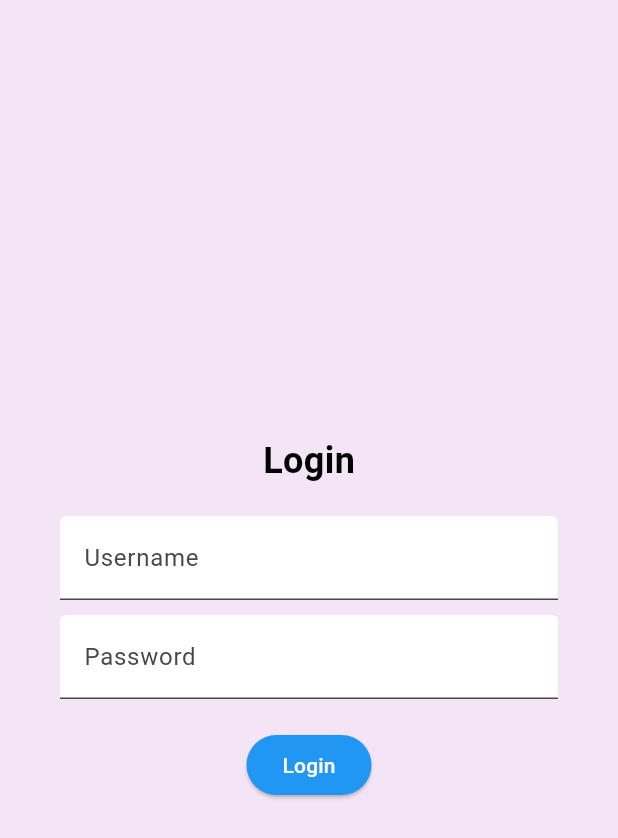
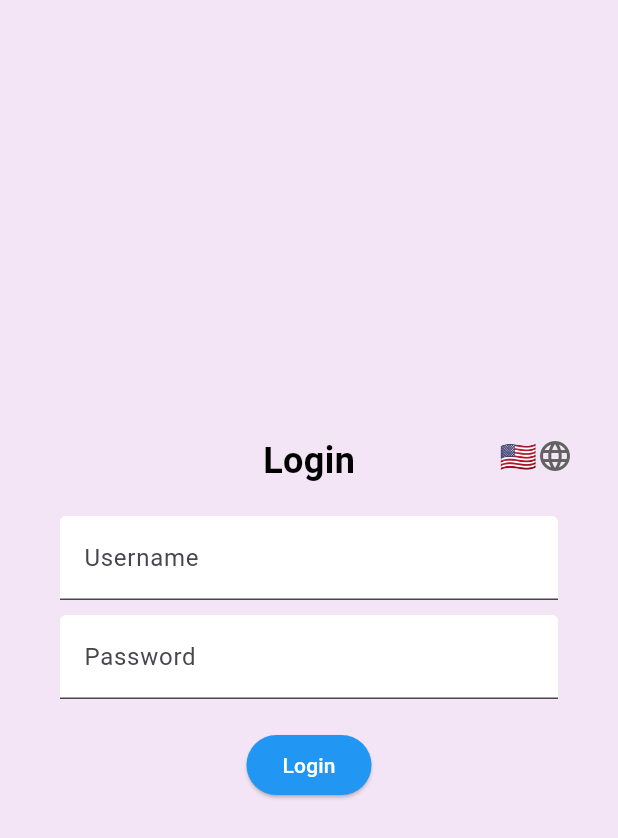
Before and after one commit to tanyashybko/RGB-tape, a Flutter app: the screen it shows after launch, on a phone screen of 412 x 824 dp. Shown: the top 838 px of the screen. Run offline on Flutter 3.47's test engine with Material 3 defaults, Android fonts, the phone set to English and light mode, and no system bars; our stand-ins replace flutter_colorpicker, flutter_secure_storage; generated files the repository leaves out were written again.

Commit message:
added localization

```diff
--- /dev/null
+++ b/l10n.yaml
@@ -0,0 +1,5 @@
+arb-dir: lib/l10n/arb
+template-arb-file: app_en.arb
+output-localization-file: app_localizations.dart
+nullable-getter: false
+use-escaping: true
--- a/lib/api_methods/login_api.dart
+++ b/lib/api_methods/login_api.dart
@@ -1,14 +1,14 @@
-import 'client_api.dart';
-
-class LoginApi {
-  final ClientApi apiClient;
-
-  LoginApi({required this.apiClient});
-
-  Future<void> login(String username, String password) async {
-    await apiClient.post('/login', {
-      'login': username,
-      'password': password,
-    });
-  }
-}
+// import 'client_api.dart';
+//
+// class LoginApi {
+//   final ClientApi apiClient;
+//
+//   LoginApi({required this.apiClient});
+//
+//   Future<void> login(String username, String password) async {
+//     await apiClient.post('/login', {
+//       'login': username,
+//       'password': password,
+//     });
+//   }
+// }
--- /dev/null
+++ b/lib/l10n/l10n.dart
@@ -0,0 +1,20 @@
+import 'package:flutter/material.dart';
+import 'package:flutter_gen/gen_l10n/app_localizations.dart';
+export 'package:flutter_gen/gen_l10n/app_localizations.dart';
+
+extension AppLocalizationsX on BuildContext {
+  AppLocalizations get l10n => AppLocalizations.of(this);
+}
+
+class L10n {
+  static String getFlag(String code) {
+    switch (code) {
+      case 'en':
+        return '🇺🇸';
+      case 'ru':
+        return '🇷🇺';
+      default:
+        return '🏳️';
+    }
+  }
+}
--- /dev/null
+++ b/lib/localization/language_switcher.dart
@@ -0,0 +1,39 @@
+import 'package:flutter/material.dart';
+import 'package:provider/provider.dart';
+import 'package:rgb_tape/localization/locale_provider.dart';
+import '../l10n/l10n.dart';
+
+
+class LanguageSwitcher extends StatelessWidget {
+  const LanguageSwitcher({super.key});
+
+  @override
+  Widget build(BuildContext context) {
+    final provider = Provider.of<LocaleProvider>(context);
+    final locale = provider.locale ?? Localizations.localeOf(context);
+    const items = AppLocalizations.supportedLocales;
+
+    return DropdownButtonHideUnderline(
+      child: DropdownButton<Locale>(
+        value: locale,
+        icon: const Icon(Icons.language),
+        items: items.map((locale) {
+          final flag = L10n.getFlag(locale.languageCode);
+
+          return DropdownMenuItem(
+            value: locale,
+            child: Center(
+              child: Text(
+                flag,
+                style: const TextStyle(fontSize: 20),
+              ),
+            ),
+          );
+        }).toList(),
+        onChanged: (locale) {
+          provider.setLocale(locale!);
+        },
+      ),
+    );
+  }
+}
--- /dev/null
+++ b/lib/localization/locale_provider.dart
@@ -0,0 +1,21 @@
+import 'package:flutter/material.dart';
+
+import '../l10n/l10n.dart';
+
+class LocaleProvider extends ChangeNotifier {
+  Locale? _locale;
+
+  Locale? get locale => _locale;
+
+  void setLocale(Locale locale) {
+    if (!AppLocalizations.supportedLocales.contains(locale)) return;
+
+    _locale = locale;
+    notifyListeners();
+  }
+
+  void clearLocale() {
+    _locale = null;
+    notifyListeners();
+  }
+}
--- a/lib/main.dart
+++ b/lib/main.dart
@@ -1,5 +1,9 @@
 import 'package:flutter/material.dart';
+import 'package:provider/provider.dart';
 import 'package:rgb_tape/screen/home_page_screen.dart';
+
+import 'l10n/l10n.dart';
+import 'localization/locale_provider.dart';
 
 void main() => runApp(const MyApp());
 
@@ -8,8 +12,18 @@ class MyApp extends StatelessWidget {
 
   @override
   Widget build(BuildContext context) {
-    return const MaterialApp(
-      home: HomePageScreen(),
+    return ChangeNotifierProvider(
+      create: (context) => LocaleProvider(),
+      child: Consumer<LocaleProvider>(
+        builder: (context, provider, child) {
+          return MaterialApp(
+            locale: provider.locale,
+            supportedLocales: AppLocalizations.supportedLocales,
+            localizationsDelegates: AppLocalizations.localizationsDelegates,
+            home: const HomePageScreen(),
+          );
+        },
+      ),
     );
   }
 }
--- a/lib/screen/home_page_screen.dart
+++ b/lib/screen/home_page_screen.dart
@@ -1,10 +1,14 @@
+import 'dart:async';
 import 'package:flutter/foundation.dart';
 import 'package:flutter/material.dart';
 import 'package:flutter_colorpicker/flutter_colorpicker.dart';
+import 'package:rgb_tape/l10n/l10n.dart';
+import 'package:rgb_tape/localization/language_switcher.dart';
 import 'package:rgb_tape/service/api_service.dart';
 import 'package:rgb_tape/api_methods/auth_service.dart';
 import '../api_methods/client_api.dart';
 import '../api_methods/imports_api.dart';
+import '../storage/token_storage.dart' show TokenStorage;
 
 class HomePageScreen extends StatefulWidget {
   const HomePageScreen({super.key});
@@ -22,34 +26,37 @@ class _HomePageScreenState extends State<HomePageScreen> {
   bool isLoggedIn = false;
   Color selectedColor = Colors.white;
   int selectedPixel = 0;
-  int selectedEffect = 0; // Эффект по умолчанию "Off"
+  int selectedEffect = 0;
   double brightness = 100;
   final TextEditingController pixelController = TextEditingController();
-  bool isPixelValid = true; // Для отслеживания валидности пикселя
+  bool isPixelValid = true;
 
   @override
   void initState() {
     super.initState();
     clientApi = ClientApi();
     authService = AuthService(apiClient: clientApi);
-    _initializeServices();
+    _initializeServices().then((_) {
+      if (isLoggedIn) {
+        apiService.togglePower(1);
+      }
+    });
   }
 
   Future<void> _initializeServices() async {
-    final token = await authService.getToken();
-
+    final token = await TokenStorage().getToken();
     if (token != null) {
       apiService = ApiService(
         colorApi: ColorApi(apiClient: clientApi),
         brightnessApi: BrightnessApi(apiClient: clientApi),
         effectsApi: EffectsApi(apiClient: clientApi),
-        loginApi: LoginApi(apiClient: clientApi),
+        loginApi: AuthService(apiClient: clientApi),
         toggleApi: ToggleApi(apiClient: clientApi),
         pixelApi: PixelApi(apiClient: clientApi),
       );
     } else {
       if (kDebugMode) {
-        print('Token is missing. Authorize.');
+        print(context.l10n.missing);
       }
     }
   }
@@ -61,12 +68,12 @@ class _HomePageScreenState extends State<HomePageScreen> {
 
     try {
       await apiCall();
-      _showMessage('Operation successful!');
+      _showMessage(context.l10n.operationSuccessful);
     } catch (e) {
       if (kDebugMode) {
-        print('Error: $e');
+        print('${context.l10n.error}: $e');
       }
-      _showMessage('Failed to complete operation.', isError: true);
+      _showMessage(context.l10n.operationFailed, isError: true);
     } finally {
       setState(() {
         isLoading = false;
@@ -90,9 +97,10 @@ class _HomePageScreenState extends State<HomePageScreen> {
         setState(() {
           isLoggedIn = true;
         });
-        _showMessage('Login successful!');
+        _showMessage(context.l10n.loginSuccessful);
+        apiService.togglePower(1);
       } else {
-        _showMessage('Login failed.', isError: true);
+        _showMessage(context.l10n.loginFailed, isError: true);
       }
     });
   }
@@ -103,7 +111,7 @@ class _HomePageScreenState extends State<HomePageScreen> {
       setState(() {
         isLoggedIn = false;
       });
-      _showMessage('Logged out successfully.');
+      _showMessage(context.l10n.logoutSuccessful);
     });
   }
 
@@ -120,8 +128,10 @@ class _HomePageScreenState extends State<HomePageScreen> {
   void _handleColorChange(Color color) {
     setState(() {
       selectedColor = color;
+    });
+
+
     _applyColorChanges();
-    });
   }
 
   void _handleEffectChange(int? value) {
@@ -139,7 +149,7 @@ class _HomePageScreenState extends State<HomePageScreen> {
     int blue = selectedColor.blue;
 
     await apiService.setPixelColor(selectedPixel, red, green, blue);
-    _showMessage('Pixel $selectedPixel color changed to ($red, $green, $blue)');
+    _showMessage('${context.l10n.pixel} $selectedPixel ${context.l10n.pixelChange} ($red, $green, $blue)');
   }
 
   void _validatePixelInput(String value) {
@@ -147,15 +157,15 @@ class _HomePageScreenState extends State<HomePageScreen> {
     if (pixel != null && pixel >= 1 && pixel <= 22) {
       setState(() {
         selectedPixel = pixel;
-        isPixelValid = true; // Ввод валиден
+        isPixelValid = true;
       });
       _changePixelColor();
       pixelController.clear();
     } else {
       setState(() {
-        isPixelValid = false; // Ввод невалиден
+        isPixelValid = false;
       });
-      _showMessage('Please enter a pixel number between 1 and 22.', isError: true);
+      _showMessage(context.l10n.warningPixel, isError: true);
     }
   }
 
@@ -165,8 +175,14 @@ class _HomePageScreenState extends State<HomePageScreen> {
       backgroundColor: Colors.purple[50],
       appBar: isLoggedIn
           ? AppBar(
-        title: const Center(child: Text('Menu')),
+        title: Center(child: Text(context.l10n.appTitle)),
         backgroundColor: Colors.purple,
+        actions: const [
+          Padding(
+            padding: EdgeInsets.only(right: 10),
+            child: LanguageSwitcher(),
+          ),
+        ],
       )
           : null,
       body: Center(
@@ -209,7 +225,7 @@ class _HomePageScreenState extends State<HomePageScreen> {
                           ),
                           const SizedBox(height: 10),
                           Text(
-                            'Selected Color: (${selectedColor.red}, ${selectedColor.green}, ${selectedColor.blue})',
+                            '${context.l10n.selectedColor}: (${selectedColor.red}, ${selectedColor.green}, ${selectedColor.blue})',
                             style: const TextStyle(fontSize: 16, color: Colors.black, fontWeight: FontWeight.bold),
                           ),
                           const SizedBox(height: 10),
@@ -233,7 +249,7 @@ class _HomePageScreenState extends State<HomePageScreen> {
                               controller: pixelController,
                               keyboardType: TextInputType.number,
                               decoration: InputDecoration(
-                                labelText: 'Pixel',
+                                labelText: context.l10n.pixel,
                                 filled: true,
                                 fillColor: Colors.white,
                                 border: OutlineInputBorder(
@@ -252,7 +268,7 @@ class _HomePageScreenState extends State<HomePageScreen> {
                             items: List.generate(10, (index) {
                               return DropdownMenuItem(
                                 value: index,
-                                child: Text(index == 0 ? 'Off' : 'Effect $index', style: const TextStyle(color: Colors.black)),
+                                child: Text(index == 0 ? context.l10n.offEffect : '${context.l10n.effectChange} $index', style: const TextStyle(color: Colors.black)),
                               );
                             }).toList(),
                           ),
@@ -266,7 +282,7 @@ class _HomePageScreenState extends State<HomePageScreen> {
                                   foregroundColor: Colors.white,
                                   backgroundColor: Colors.green,
                                 ),
-                                child: const Text('Toggle On'),
+                                child: Text(context.l10n.toggleOn),
                               ),
                               ElevatedButton(
                                 onPressed: () => apiService.togglePower(0),
@@ -274,7 +290,7 @@ class _HomePageScreenState extends State<HomePageScreen> {
                                   foregroundColor: Colors.white,
                                   backgroundColor: Colors.red,
                                 ),
-                                child: const Text('Toggle Off'),
+                                child: Text(context.l10n.toggleOff),
                               ),
                             ],
                           ),
@@ -285,7 +301,7 @@ class _HomePageScreenState extends State<HomePageScreen> {
                               foregroundColor: Colors.white,
                               backgroundColor: Colors.blue,
                             ),
-                            child: const Text('Logout'),
+                            child: Text(context.l10n.logout),
                           ),
                         ],
                       ),
@@ -301,28 +317,30 @@ class _HomePageScreenState extends State<HomePageScreen> {
   }
 
   Widget _buildLoginForm() {
-    return Container(
+    return Stack(
+      children: [
+        Container(
           padding: const EdgeInsets.all(20),
           child: Column(
             mainAxisAlignment: MainAxisAlignment.center,
             children: [
-          const Text(
-            'Login',
-            style: TextStyle(fontSize: 24, fontWeight: FontWeight.bold, color: Colors.black),
+              Text(
+                context.l10n.login,
+                style: const TextStyle(fontSize: 24, fontWeight: FontWeight.bold, color: Colors.black),
               ),
               const SizedBox(height: 20),
-          const TextField(
+              TextField(
                 decoration: InputDecoration(
-              labelText: 'Username',
+                  labelText: context.l10n.userName,
                   filled: true,
                   fillColor: Colors.white,
                 ),
               ),
               const SizedBox(height: 10),
-          const TextField(
+              TextField(
                 obscureText: true,
                 decoration: InputDecoration(
-              labelText: 'Password',
+                  labelText: context.l10n.password,
                   filled: true,
                   fillColor: Colors.white,
                 ),
@@ -334,10 +352,17 @@ class _HomePageScreenState extends State<HomePageScreen> {
                   foregroundColor: Colors.white,
                   backgroundColor: Colors.blue,
                 ),
-            child: const Text('Login'),
+                child: Text(context.l10n.login),
               ),
             ],
           ),
+        ),
+        const Positioned(
+          right: 10,
+          top: 10,
+          child: LanguageSwitcher(),
+        ),
+      ],
     );
   }
 }
--- a/lib/service/api_service.dart
+++ b/lib/service/api_service.dart
@@ -1,3 +1,5 @@
+import 'package:rgb_tape/api_methods/auth_service.dart';
+
 import '../api_methods/imports_api.dart';
 
 class ApiService {
@@ -7,7 +9,7 @@ class ApiService {
   final PixelApi pixelApi;
   final ToggleApi toggleApi;
   // final StatusApi statusApi;
-  final LoginApi loginApi;
+  final AuthService loginApi;
 
   ApiService({
     required this.brightnessApi,
--- /dev/null
+++ b/lib/storage/token_storage.dart
@@ -0,0 +1,18 @@
+import 'package:flutter_secure_storage/flutter_secure_storage.dart';
+
+class TokenStorage {
+  static const String tokenKey = 'auth_token';
+  final FlutterSecureStorage _storage = const FlutterSecureStorage();
+
+  Future<void> saveToken(String token) async {
+    await _storage.write(key: tokenKey, value: token);
+  }
+
+  Future<String?> getToken() async {
+    return await _storage.read(key: tokenKey);
+  }
+
+  Future<void> removeToken() async {
+    await _storage.delete(key: tokenKey);
+  }
+}
```
Also changed, not shown: lib/api_methods/auth_service.dart (+5 -19 lines), lib/api_methods/client_api.dart (+32 -43 lines), lib/l10n/arb/app_en.arb (added, +23 -0 lines), lib/l10n/arb/app_ru.arb (added, +23 -0 lines), pubspec.yaml (+7 -0 lines), pubspec.lock, 5 other files. Lines whose indentation alone changed are shown as unchanged.
